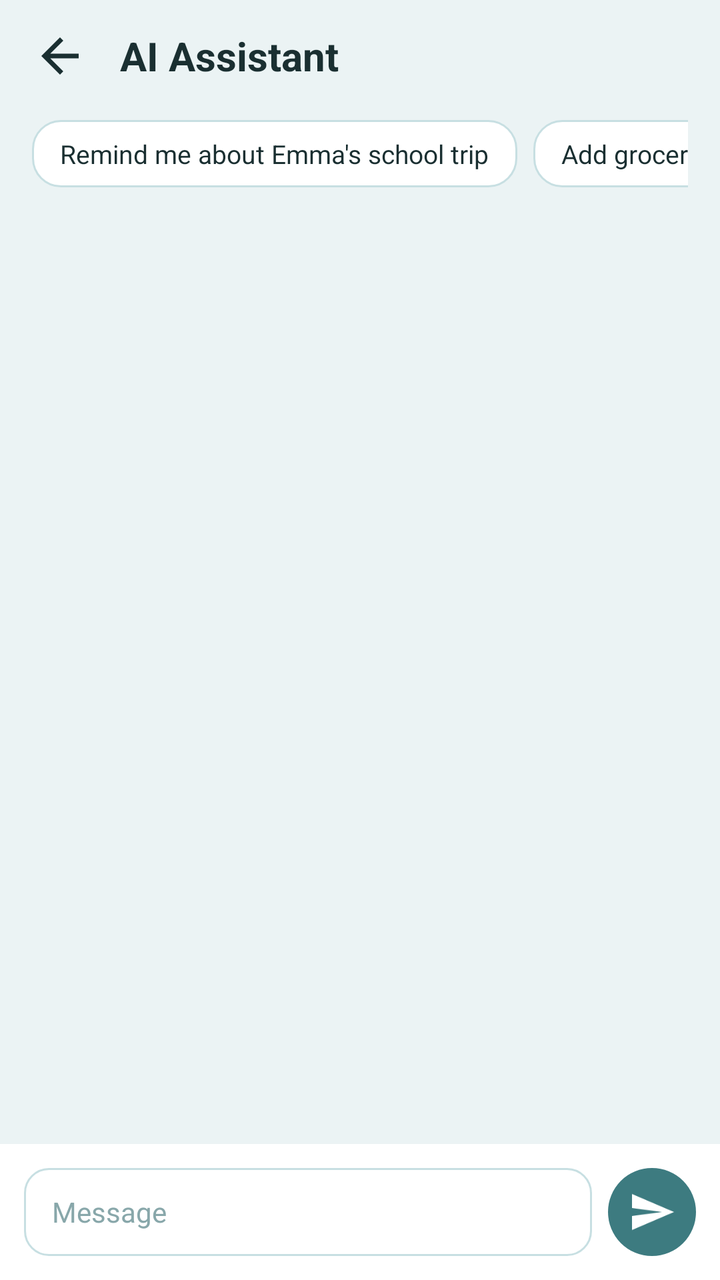
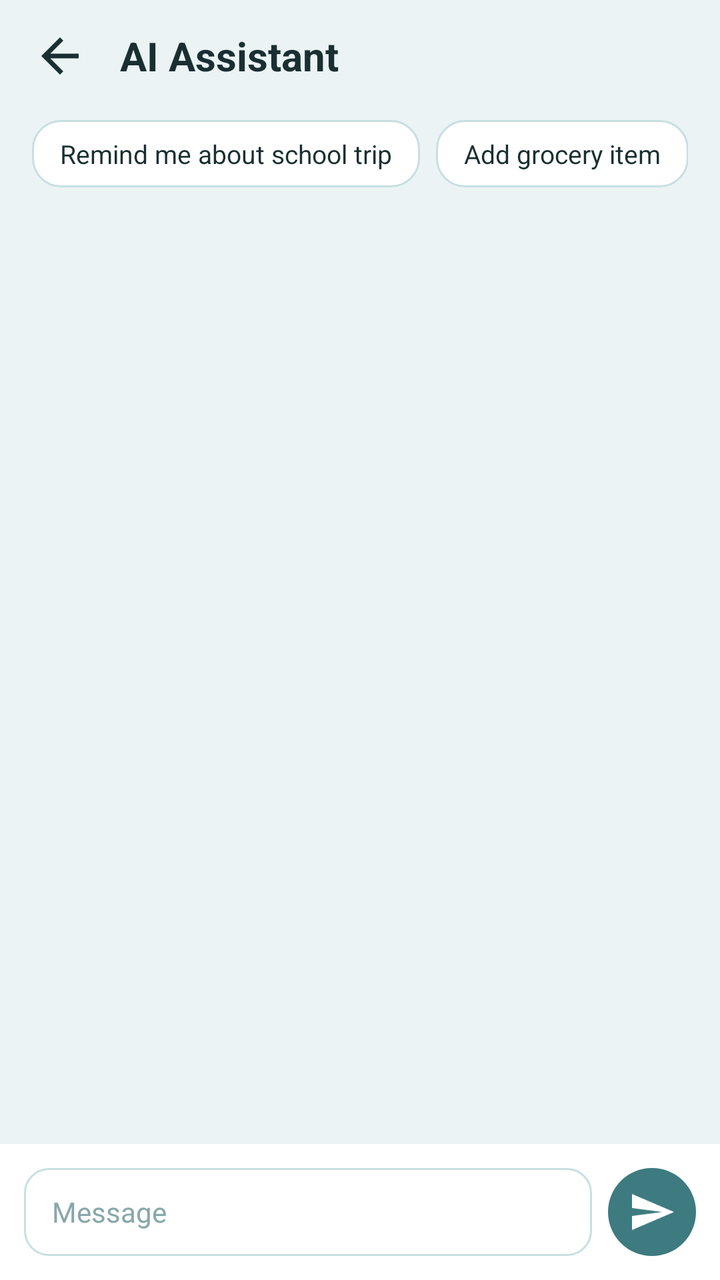

The first picture is an Android layout as it rendered before a commit; the second is the same layout after the commit. The layout source and the unified diff follow.
<!-- AndroidManifest.xml: application theme Theme.FamilyAIPlanner -->
<!-- res/layout/fragment_ai_assistant.xml -->
<?xml version="1.0" encoding="utf-8"?>
<androidx.constraintlayout.widget.ConstraintLayout 
    xmlns:android="http://schemas.android.com/apk/res/android"
    xmlns:app="http://schemas.android.com/apk/res-auto"
    android:layout_width="match_parent"
    android:layout_height="match_parent"
    android:background="@color/bgMint">

    
    <LinearLayout
        android:id="@+id/chatTopBar"
        android:layout_width="0dp"
        android:layout_height="56dp"
        android:gravity="center_vertical"
        android:orientation="horizontal"
        android:paddingStart="16dp"
        android:paddingEnd="16dp"
        app:layout_constraintEnd_toEndOf="parent"
        app:layout_constraintStart_toStartOf="parent"
        app:layout_constraintTop_toTopOf="parent">

        <ImageView
            android:id="@+id/btnChatBack"
            android:layout_width="28dp"
            android:layout_height="28dp"
            android:contentDescription="Back"
            android:src="@drawable/ic_back" />

        <TextView
            android:layout_width="0dp"
            android:layout_height="wrap_content"
            android:layout_marginStart="16dp"
            android:layout_weight="1"
            android:text="@string/title_ai_assistant"
            android:textColor="@color/textPrimary"
            android:textSize="20sp"
            android:textStyle="bold" />
    </LinearLayout>

    
    <HorizontalScrollView
        android:id="@+id/promptChipsScrollView"
        android:layout_width="0dp"
        android:layout_height="wrap_content"
        android:paddingStart="16dp"
        android:paddingEnd="16dp"
        android:scrollbars="none"
        app:layout_constraintEnd_toEndOf="parent"
        app:layout_constraintStart_toStartOf="parent"
        app:layout_constraintTop_toBottomOf="@id/chatTopBar">

        <LinearLayout
            android:layout_width="wrap_content"
            android:layout_height="wrap_content"
            android:orientation="horizontal"
            android:paddingTop="4dp"
            android:paddingBottom="8dp">

            <TextView
                android:id="@+id/chipEmmaTrip"
                android:layout_width="wrap_content"
                android:layout_height="wrap_content"
                android:layout_marginEnd="8dp"
                android:background="@drawable/pill_chip_bg"
                android:paddingStart="14dp"
                android:paddingTop="8dp"
                android:paddingEnd="14dp"
                android:paddingBottom="8dp"
                android:text="Remind me about Emma's school trip"
                android:textColor="@color/textPrimary"
                android:textSize="13sp" />

            <TextView
                android:id="@+id/chipAddItem"
                android:layout_width="wrap_content"
                android:layout_height="wrap_content"
                android:layout_marginEnd="8dp"
                android:background="@drawable/pill_chip_bg"
                android:paddingStart="14dp"
                android:paddingTop="8dp"
                android:paddingEnd="14dp"
                android:paddingBottom="8dp"
                android:text="Add grocery item"
                android:textColor="@color/textPrimary"
                android:textSize="13sp" />

            <TextView
                android:id="@+id/chipHowAssist"
                android:layout_width="wrap_content"
                android:layout_height="wrap_content"
                android:background="@drawable/pill_chip_bg"
                android:paddingStart="14dp"
                android:paddingTop="8dp"
                android:paddingEnd="14dp"
                android:paddingBottom="8dp"
                android:text="How can I assist you today?"
                android:textColor="@color/textPrimary"
                android:textSize="13sp" />

        </LinearLayout>
    </HorizontalScrollView>

    
    <androidx.recyclerview.widget.RecyclerView
        android:id="@+id/chatRecyclerView"
        android:layout_width="0dp"
        android:layout_height="0dp"
        android:padding="16dp"
        app:layout_constraintBottom_toTopOf="@id/chatInputContainer"
        app:layout_constraintEnd_toEndOf="parent"
        app:layout_constraintStart_toStartOf="parent"
        app:layout_constraintTop_toBottomOf="@id/promptChipsScrollView" />

    
    <LinearLayout
        android:id="@+id/chatInputContainer"
        android:layout_width="0dp"
        android:layout_height="wrap_content"
        android:background="@color/surfaceWhite"
        android:gravity="center_vertical"
        android:orientation="horizontal"
        android:padding="12dp"
        app:layout_constraintBottom_toBottomOf="parent"
        app:layout_constraintEnd_toEndOf="parent"
        app:layout_constraintStart_toStartOf="parent">

        <EditText
            android:id="@+id/inputChatMessage"
            android:layout_width="0dp"
            android:layout_height="44dp"
            android:layout_weight="1"
            android:background="@drawable/item_card_bg"
            android:hint="Message"
            android:paddingStart="14dp"
            android:paddingEnd="14dp"
            android:textColor="@color/textPrimary"
            android:textColorHint="@color/textMuted"
            android:textSize="14sp" />

        <ImageButton
            android:id="@+id/btnSendMessage"
            android:layout_width="44dp"
            android:layout_height="44dp"
            android:layout_marginStart="8dp"
            android:background="@drawable/btn_teal_rounded"
            android:contentDescription="Send"
            android:src="@drawable/ic_send"
            app:tint="@color/textWhite" />
    </LinearLayout>

</androidx.constraintlayout.widget.ConstraintLayout>
<!-- resources referenced by this layout -->
<resources>
  <color name="bgMint">#EBF3F4</color>
  <color name="surfaceWhite">#FFFFFF</color>
  <color name="textMuted">#88A7AA</color>
  <color name="textPrimary">#1A2F31</color>
  <color name="textWhite">#FFFFFF</color>
  <!-- drawable btn_teal_rounded (drawable) -->
  <?xml version="1.0" encoding="utf-8"?>
  <shape xmlns:android="http://schemas.android.com/apk/res/android"
      android:shape="rectangle">
      <corners android:radius="24dp" />
      <solid android:color="@color/primaryTeal" />
  </shape>
  <!-- drawable ic_back (drawable) -->
  <vector xmlns:android="http://schemas.android.com/apk/res/android"
      android:width="24dp"
      android:height="24dp"
      android:viewportWidth="24"
      android:viewportHeight="24">
      <path
          android:fillColor="#1A2F31"
          android:pathData="M20,11H7.83l5.59,-5.59L12,4l-8,8 8,8 1.41,-1.41L7.83,13H20v-2z" />
  </vector>
  <!-- drawable ic_send (drawable) -->
  <vector xmlns:android="http://schemas.android.com/apk/res/android"
      android:width="24dp"
      android:height="24dp"
      android:viewportWidth="24"
      android:viewportHeight="24">
      <path
          android:fillColor="#3D7B80"
          android:pathData="M2.01,21L23,12 2.01,3 2,10l15,2 -15,2z" />
  </vector>
  <!-- drawable item_card_bg (drawable) -->
  <?xml version="1.0" encoding="utf-8"?>
  <shape xmlns:android="http://schemas.android.com/apk/res/android"
      android:shape="rectangle">
      <corners android:radius="12dp" />
      <solid android:color="@color/surfaceWhite" />
      <stroke
          android:width="1dp"
          android:color="@color/borderSoft" />
  </shape>
  <!-- drawable pill_chip_bg (drawable) -->
  <?xml version="1.0" encoding="utf-8"?>
  <shape xmlns:android="http://schemas.android.com/apk/res/android"
      android:shape="rectangle">
      <corners android:radius="14dp" />
      <solid android:color="@color/surfaceWhite" />
      <stroke
          android:width="1dp"
          android:color="@color/borderSoft" />
  </shape>
  <string name="title_ai_assistant">AI Assistant</string>
  <style name="Theme.FamilyAIPlanner" parent="Theme.Material3.Light.NoActionBar">
          <item name="colorPrimary">@color/primaryTeal</item>
          <item name="colorPrimaryContainer">@color/tileTealLight</item>
          <item name="colorSecondary">@color/colorSecondary</item>
          <item name="android:statusBarColor">@color/primaryTeal</item>
          <item name="android:navigationBarColor">@color/surfaceWhite</item>
          <item name="android:windowBackground">@color/bgMint</item>
      </style>
  <color name="primaryTeal">#3D7B80</color>
  <color name="borderSoft">#C7DFE2</color>
  <color name="tileTealLight">#D6E8EA</color>
  <color name="colorSecondary">#4A8B90</color>
</resources>

<!-- the commit's change to res/layout/fragment_ai_assistant.xml (unified diff, before → after) -->
@@ -66,7 +66,7 @@
                 android:paddingTop="8dp"
                 android:paddingEnd="14dp"
                 android:paddingBottom="8dp"
-                android:text="Remind me about Emma's school trip"
+                android:text="Remind me about school trip"
                 android:textColor="@color/textPrimary"
                 android:textSize="13sp" />
 
